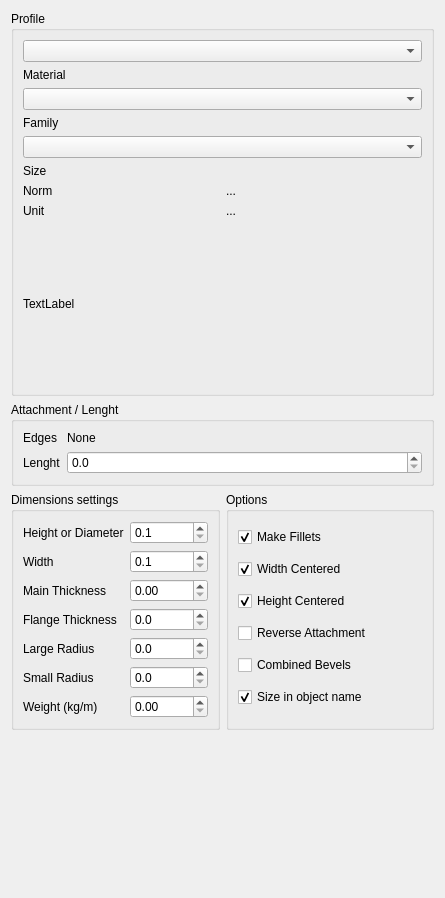
Old version of the form freecad/frameforge/resources/ui/create_profiles.ui in the repository rfootq/frameforge.
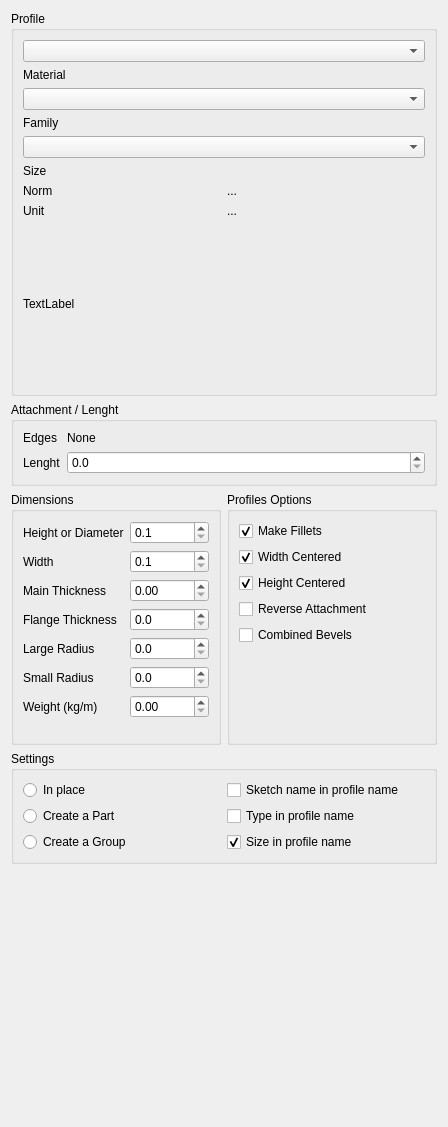
New version of the form.

```diff
--- a/freecad/frameforge/resources/ui/create_profiles.ui
+++ b/freecad/frameforge/resources/ui/create_profiles.ui
@@ -6,8 +6,8 @@
    <rect>
     <x>0</x>
     <y>0</y>
-    <width>445</width>
-    <height>898</height>
+    <width>448</width>
+    <height>1127</height>
    </rect>
   </property>
   <property name="windowTitle">
@@ -155,7 +155,7 @@
      <item>
       <widget class="QGroupBox" name="groupBox_2">
        <property name="title">
-        <string>Dimensions settings</string>
+        <string>Dimensions</string>
        </property>
        <layout class="QFormLayout" name="formLayout_2">
         <item row="0" column="0">
@@ -304,7 +304,7 @@
      <item>
       <widget class="QGroupBox" name="groupBox_3">
        <property name="title">
-        <string>Options</string>
+        <string>Profiles Options</string>
        </property>
        <layout class="QVBoxLayout" name="verticalLayout">
         <item>
@@ -352,20 +352,94 @@
          </widget>
         </item>
         <item>
-         <widget class="QCheckBox" name="cb_size_in_name">
-          <property name="text">
-           <string>Size in object name</string>
+         <spacer name="verticalSpacer_2">
+          <property name="orientation">
+           <enum>Qt::Orientation::Vertical</enum>
           </property>
-          <property name="checked">
-           <bool>true</bool>
+          <property name="sizeHint" stdset="0">
+           <size>
+            <width>20</width>
+            <height>40</height>
+           </size>
           </property>
-         </widget>
+         </spacer>
         </item>
        </layout>
       </widget>
      </item>
     </layout>
    </item>
+   <item>
+    <widget class="QGroupBox" name="groupBox_5">
+     <property name="title">
+      <string>Settings</string>
+     </property>
+     <layout class="QHBoxLayout" name="horizontalLayout_4">
+      <item>
+       <layout class="QVBoxLayout" name="verticalLayout_4">
+        <item>
+         <widget class="QRadioButton" name="rb_profiles_in_place">
+          <property name="toolTip">
+           <string>&lt;html&gt;&lt;head/&gt;&lt;body&gt;&lt;p&gt;Create the profile at the same level as the source (Sketch or Parametric Line)&lt;/p&gt;&lt;/body&gt;&lt;/html&gt;</string>
+          </property>
+          <property name="text">
+           <string>In place</string>
+          </property>
+         </widget>
+        </item>
+        <item>
+         <widget class="QRadioButton" name="rb_profiles_in_part">
+          <property name="toolTip">
+           <string>&lt;html&gt;&lt;head/&gt;&lt;body&gt;&lt;p&gt;Create profiles in a newly created Part&lt;/p&gt;&lt;/body&gt;&lt;/html&gt;</string>
+          </property>
+          <property name="text">
+           <string>Create a Part</string>
+          </property>
+         </widget>
+        </item>
+        <item>
+         <widget class="QRadioButton" name="rb_profiles_in_group">
+          <property name="toolTip">
+           <string>&lt;html&gt;&lt;head/&gt;&lt;body&gt;&lt;p&gt;Create profiles in a newly created Part&lt;/p&gt;&lt;/body&gt;&lt;/html&gt;</string>
+          </property>
+          <property name="text">
+           <string>Create a Group</string>
+          </property>
+         </widget>
+        </item>
+       </layout>
+      </item>
+      <item>
+       <layout class="QVBoxLayout" name="verticalLayout_5">
+        <item>
+         <widget class="QCheckBox" name="cb_sketch_in_name">
+          <property name="text">
+           <string>Sketch name in profile name</string>
+          </property>
+         </widget>
+        </item>
+        <item>
+         <widget class="QCheckBox" name="cb_type_in_name">
+          <property name="text">
+           <string>Type in profile name</string>
+          </property>
+         </widget>
+        </item>
+        <item>
+         <widget class="QCheckBox" name="cb_size_in_name">
+          <property name="text">
+           <string>Size in profile name</string>
+          </property>
+          <property name="checked">
+           <bool>true</bool>
+          </property>
+         </widget>
+        </item>
+       </layout>
+      </item>
+     </layout>
+    </widget>
+   </item>
    <item>
     <spacer name="verticalSpacer">
      <property name="orientation">
```
Left out of the diff: 2 changed lines with no effect on the pictures.
